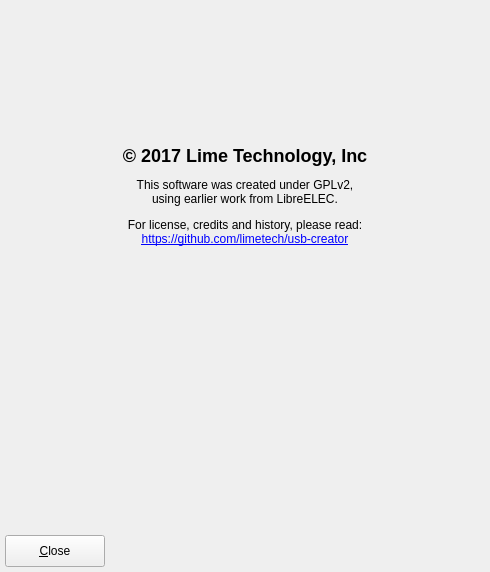
Old version of the form creator.ui in the repository unraid/usb-creator.
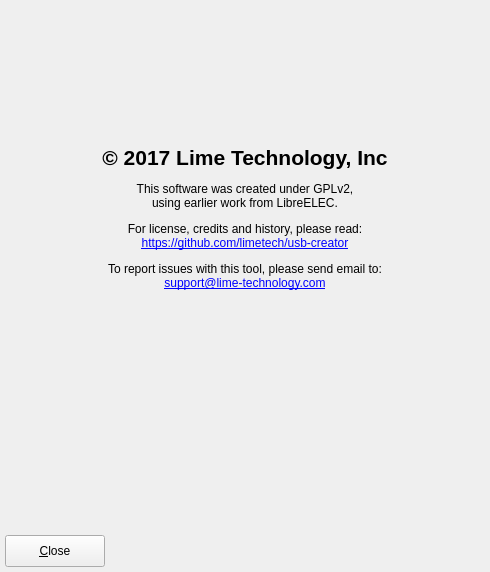
New version of the form. The open tabs and pages were chosen to show the change. Icons and pictures are not drawn. Custom widgets are drawn as their Qt base class.

Commit message: added support email link on about page

Patch:
```diff
--- a/creator.ui
+++ b/creator.ui
@@ -929,7 +929,7 @@
       <item>
        <widget class="QLabel" name="labelAbout">
         <property name="text">
-         <string>&lt;html&gt;&lt;head/&gt;&lt;body&gt;&lt;p align=&quot;center&quot;&gt;&lt;span style=&quot; font-size:16pt; font-weight:600;&quot;&gt;&lt;h2&gt;&amp;copy; 2017 Lime Technology, Inc&lt;/h2&gt;&lt;/span&gt;&lt;/p&gt;&lt;p align=&quot;center&quot;&gt;This software was created under GPLv2, &lt;br/&gt;using earlier work from LibreELEC.&lt;/p&gt;&lt;p align=&quot;center&quot;&gt;For license, credits and history, please read:&lt;br/&gt;&lt;a href=&quot;https://github.com/limetech/usb-creator&quot;&gt;&lt;span style=&quot;text-decoration: underline; color:#0000ff;&quot;&gt;https://github.com/limetech/usb-creator&lt;/span&gt;&lt;/a&gt;&lt;br/&gt;&lt;/p&gt;&lt;/body&gt;&lt;/html&gt;</string>
+         <string>&lt;html&gt;&lt;head/&gt;&lt;body&gt;&lt;p align=&quot;center&quot;&gt;&lt;span style=&quot; font-size:16pt; font-weight:600;&quot;&gt;© 2017 Lime Technology, Inc&lt;/span&gt;&lt;/p&gt;&lt;p align=&quot;center&quot;&gt;This software was created under GPLv2, &lt;br/&gt;using earlier work from LibreELEC.&lt;/p&gt;&lt;p align=&quot;center&quot;&gt;For license, credits and history, please read:&lt;br/&gt;&lt;a href=&quot;https://github.com/limetech/usb-creator&quot;&gt;&lt;span style=&quot; text-decoration: underline; color:#0000ff;&quot;&gt;https://github.com/limetech/usb-creator&lt;/span&gt;&lt;/a&gt;&lt;/p&gt;&lt;p align=&quot;center&quot;&gt;To report issues with this tool, please send email to: &lt;br/&gt;&lt;a href=&quot;mailto:support@lime-technology.com&quot;&gt;&lt;span style=&quot; text-decoration: underline; color:#0000ff;&quot;&gt;support@lime-technology.com&lt;/span&gt;&lt;/a&gt;&lt;/p&gt;&lt;/body&gt;&lt;/html&gt;</string>
         </property>
         <property name="textFormat">
          <enum>Qt::RichText</enum>
```
